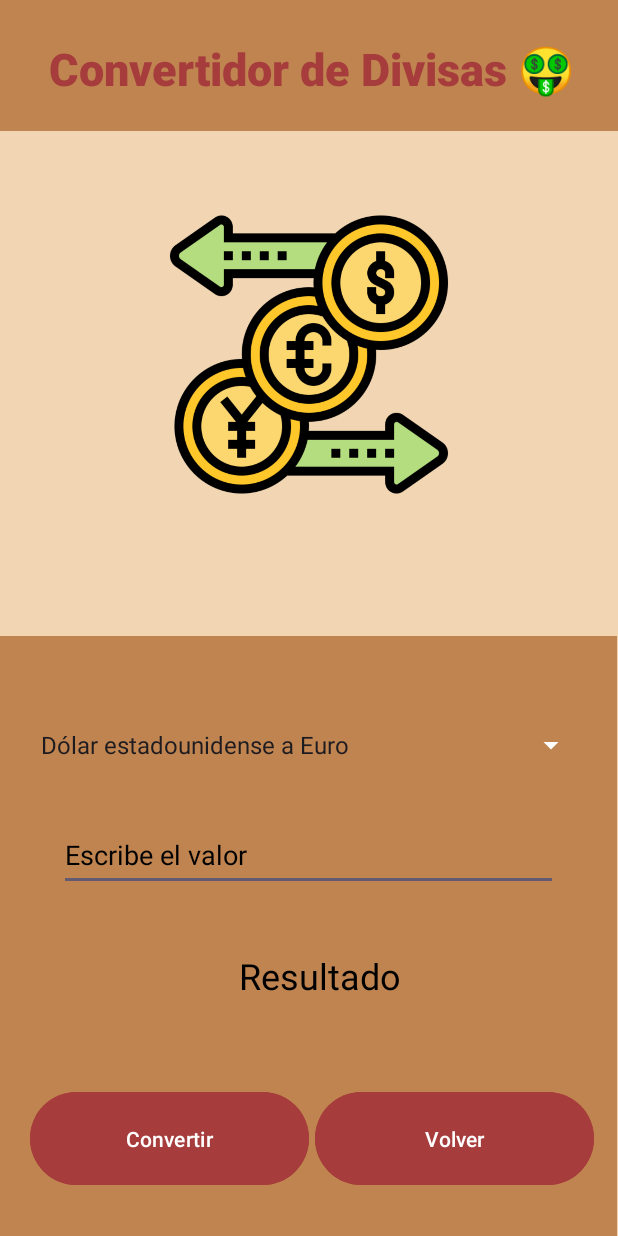
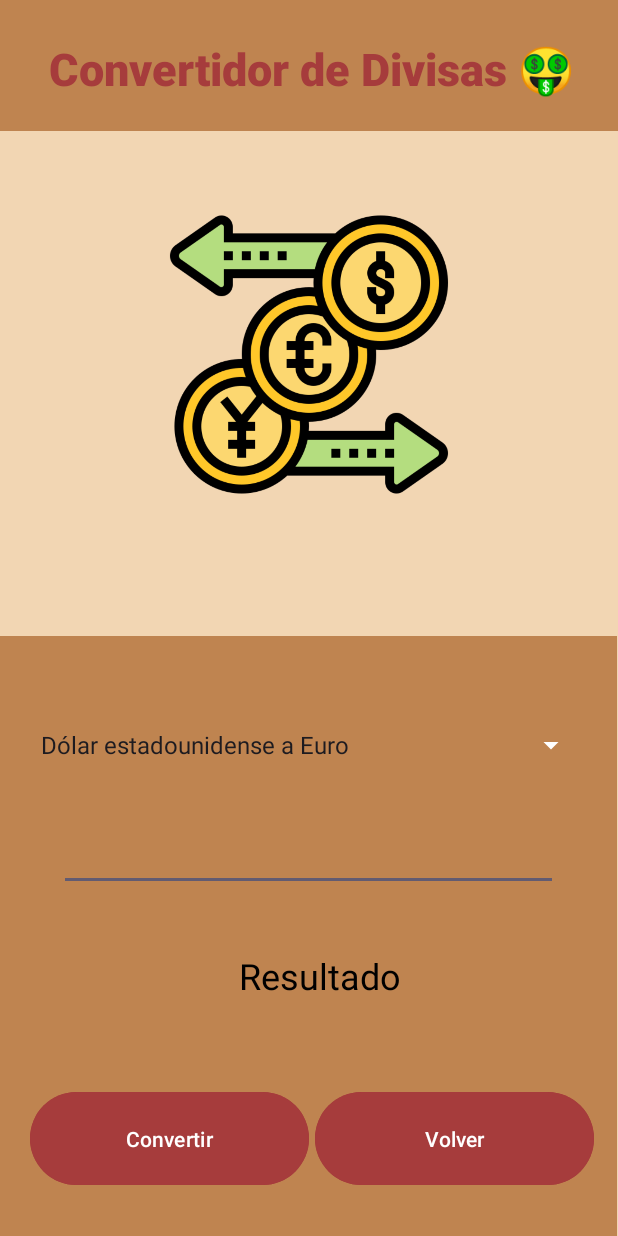
Before and after one commit to SantiHez90/Conversor-Moviles, an Android app: the DivisasVista screen opened directly, with no data from a screen before it, on a phone screen of 412 x 824 dp. Run offline under Robolectric (Android 15) with nearby library versions, the phone set to English and light mode, and no system bars.

Commit message:
Arreglado final

```diff
--- a/app/src/main/res/layout/activity_divisas_vista.xml
+++ b/app/src/main/res/layout/activity_divisas_vista.xml
@@ -65,7 +65,6 @@
             android:ems="10"
             android:inputType="numberDecimal"
             android:minHeight="48dp"
-            android:text="Escribe el valor"
             android:textColor="#000000"
             tools:ignore="LabelFor" />
 
--- a/app/src/main/res/layout/activity_peso_vista.xml
+++ b/app/src/main/res/layout/activity_peso_vista.xml
@@ -66,7 +66,6 @@
             android:ems="10"
             android:inputType="numberDecimal"
             android:minHeight="48dp"
-            android:text="Escribe el valor"
             android:textColor="#000000"
             tools:ignore="LabelFor" />
 
--- a/app/src/main/res/layout/activity_temperatura_vista.xml
+++ b/app/src/main/res/layout/activity_temperatura_vista.xml
@@ -65,7 +65,6 @@
             android:ems="10"
             android:inputType="numberDecimal"
             android:minHeight="48dp"
-            android:text="Escribe el valor"
             android:textAlignment="center"
             android:textColor="#000000"
             tools:ignore="LabelFor" />
```
